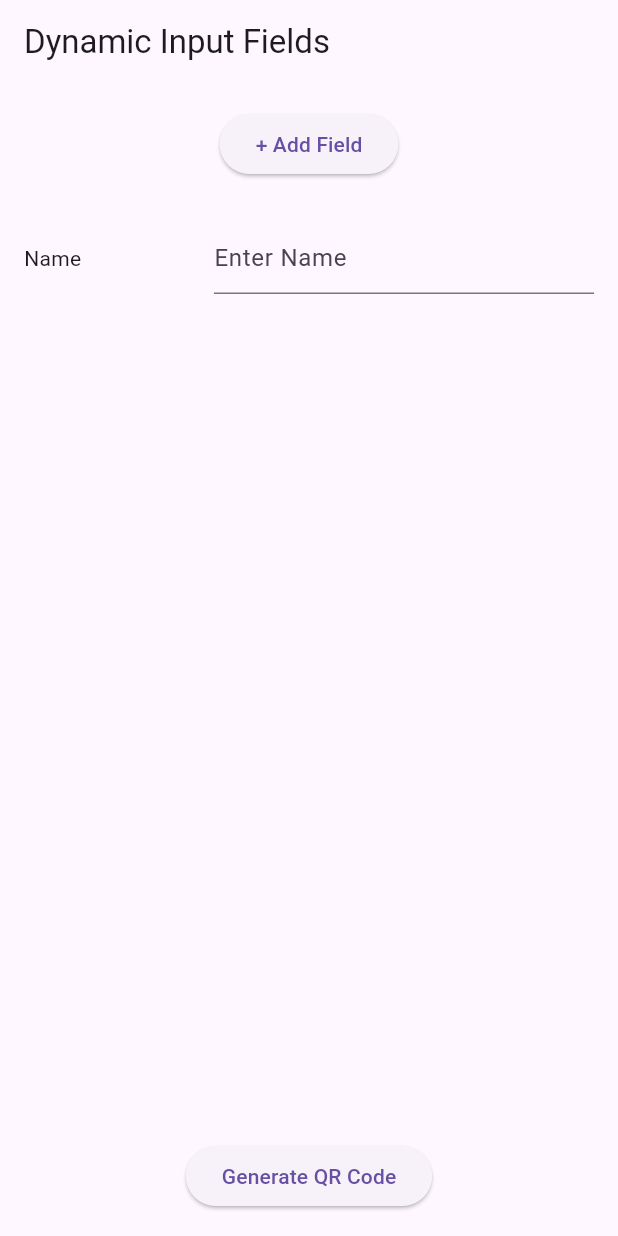
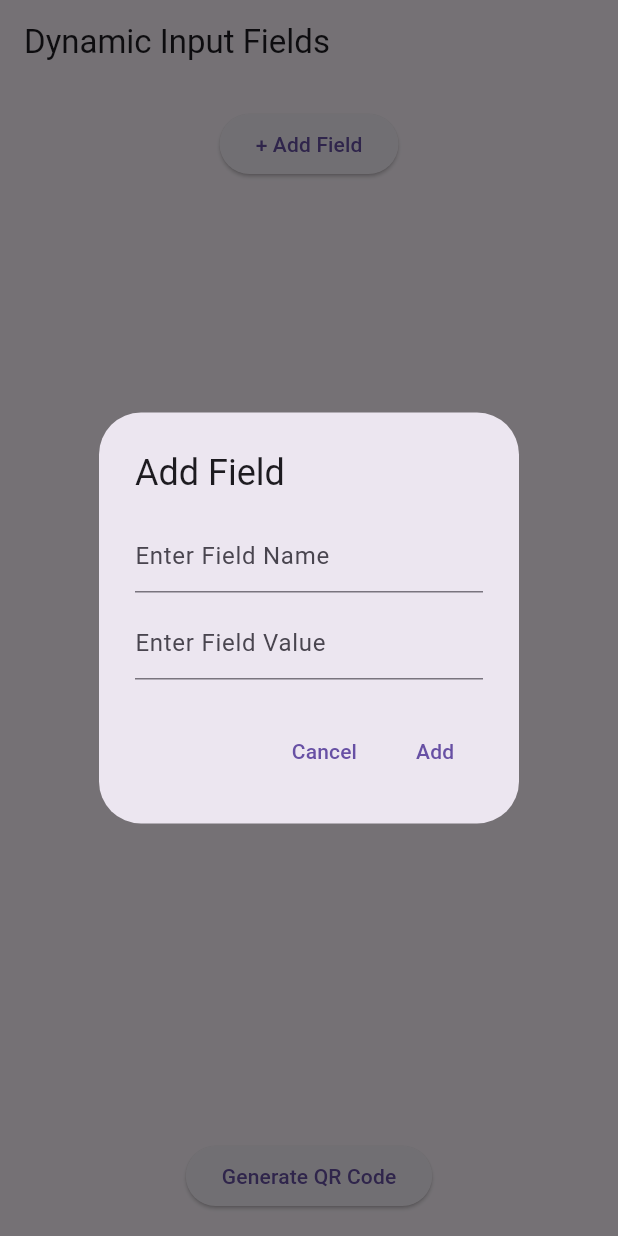
Before and after one commit to Youssefbenarbiya/Dynamic-QR-Code-Generator, a Flutter app: the screen it shows after launch, after a tap on "+ Add Field", on a phone screen of 412 x 824 dp. Run offline on Flutter 3.47's test engine with Material 3 defaults, Android fonts, the phone set to English and light mode, and no system bars; our stand-ins replace qr_flutter.

Commit message:
Updated dynamic fields functionality in Flutter app

```diff
--- a/lib/main.dart
+++ b/lib/main.dart
@@ -1,5 +1,6 @@
 import 'package:flutter/material.dart';
 import 'package:qr_flutter/qr_flutter.dart';
+
 void main() {
   runApp(MyApp());
 }
@@ -22,70 +23,85 @@ class DynamicFields extends StatefulWidget {
 class _DynamicFieldsState extends State<DynamicFields> {
   List<Widget> inputFields = [];
   List<TextEditingController> controllers = [];
-  int clickCount = 0;
-
-  // List of field names for dynamic fields
-  final List<String> fieldNames = [
-    'Name',
-    'Age',
-    'Phone Number',
-    'Email',
-    'Address',
-    'City',
-    'State',
-    'Country',
-    'Zip Code',
-    'Date of Birth',
-    'Occupation',
-    'Company Name',
-    'Job Title',
-    'Website',
-    'LinkedIn',
-    'Facebook',
-    'Twitter',
-    'Instagram',
-    'Notes',
-    'Other 1',
-    'Other 2'
-  ];
+  List<String> dynamicFieldNames = [];
 
   void _addField() {
+    // Show dialog to get the field name from the user
+    TextEditingController nameController = TextEditingController();
+    TextEditingController valueController = TextEditingController();
+
+    showDialog(
+      context: context,
+      builder: (context) {
+        return AlertDialog(
+          title: Text('Add Field'),
+          content: Column(
+            mainAxisSize: MainAxisSize.min,
+            children: [
+              TextField(
+                controller: nameController,
+                decoration: InputDecoration(hintText: 'Enter Field Name'),
+              ),
+              SizedBox(height: 10),
+              TextField(
+                controller: valueController,
+                decoration: InputDecoration(hintText: 'Enter Field Value'),
+              ),
+            ],
+          ),
+          actions: [
+            TextButton(
+              child: Text('Cancel'),
+              onPressed: () {
+                Navigator.of(context).pop();
+              },
+            ),
+            TextButton(
+              child: Text('Add'),
+              onPressed: () {
+                if (nameController.text.isNotEmpty) {
                   setState(() {
-      if (clickCount < fieldNames.length) {
-        TextEditingController controller = TextEditingController();
-        controllers.add(controller);  // Store the controller for each field
+                    TextEditingController fieldController = TextEditingController();
+                    controllers.add(fieldController);
+                    dynamicFieldNames.add(nameController.text);
 
                     inputFields.add(
                       Padding(
                         padding: const EdgeInsets.symmetric(vertical: 8.0),
                         child: Row(
                           children: [
-                Expanded(flex: 1, child: Text(fieldNames[clickCount])),
+                            Expanded(
+                              flex: 1,
+                              child: Text(nameController.text), // Field name
+                            ),
                             Expanded(
                               flex: 2,
                               child: TextField(
-                    controller: controller,  // Set the controller to the text field
-                    decoration: InputDecoration(hintText: 'Enter ${fieldNames[clickCount]}'),
-                    keyboardType: (fieldNames[clickCount] == 'Age' ||
-                                   fieldNames[clickCount] == 'Zip Code')
-                        ? TextInputType.number
-                        : TextInputType.text,
+                                controller: fieldController,
+                                decoration: InputDecoration(hintText: 'Enter ${nameController.text}'),
                               ),
                             ),
                           ],
                         ),
                       ),
                     );
-        clickCount++;
+                    fieldController.text = valueController.text; // Set the field value
+                  });
+                  Navigator.of(context).pop(); // Close dialog
                 }
-    });
+              },
+            ),
+          ],
+        );
+      },
+    );
   }
 
   // Generate a string with all the input data
   String _getInputData() {
     String data = '';
     for (int i = 0; i < controllers.length; i++) {
-      data += '${fieldNames[i]}: ${controllers[i].text}\n';
+      data += '${dynamicFieldNames[i]}: ${controllers[i].text}\n';
     }
     return data;
   }
--- a/pubspec.yaml
+++ b/pubspec.yaml
@@ -17,6 +17,8 @@ dependencies:
       url: https://github.com/theyakka/qr.flutter.git   # Changed to version 4.0.0, compatible with Flutter 3.24.2
   cupertino_icons: ^1.0.8
 
+
+
 dev_dependencies:
   flutter_test:
     sdk: flutter
```
Lines whose indentation alone changed are shown as unchanged.
